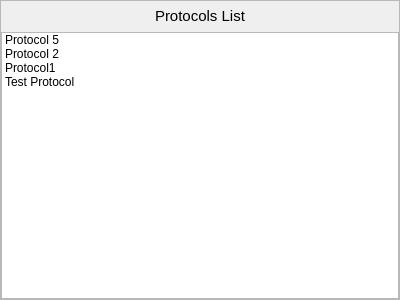
Qt form src/romeo/view/mainWindow/protocolsexplorer.ui (AlbertoSimioni/Romeo) before a commit.
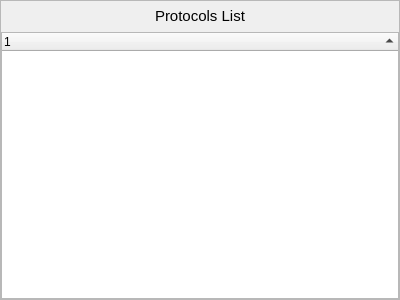
The same form after that commit. Custom widgets are drawn as their Qt base class.

```diff
--- a/src/romeo/view/mainWindow/protocolsexplorer.ui
+++ b/src/romeo/view/mainWindow/protocolsexplorer.ui
@@ -69,26 +69,17 @@
           <property name="alternatingRowColors">
            <bool>false</bool>
           </property>
-          <item>
+          <property name="sortingEnabled">
+           <bool>true</bool>
+          </property>
+          <attribute name="headerShowSortIndicator" stdset="0">
+           <bool>true</bool>
+          </attribute>
+          <column>
            <property name="text">
-            <string>Protocol 5</string>
+            <string/>
            </property>
-          </item>
-          <item>
-           <property name="text">
-            <string>Protocol 2</string>
-           </property>
-          </item>
-          <item>
-           <property name="text">
-            <string>Protocol1</string>
-           </property>
-          </item>
-          <item>
-           <property name="text">
-            <string>Test Protocol</string>
-           </property>
-          </item>
+          </column>
          </widget>
         </item>
        </layout>
@@ -138,7 +129,7 @@
  <customwidgets>
   <customwidget>
    <class>romeo::view::mainWindow::ListWidget</class>
-   <extends>QListWidget</extends>
+   <extends>QTreeWidget</extends>
    <header>src/romeo/view/mainWindow/listwidget.h</header>
   </customwidget>
  </customwidgets>
```
